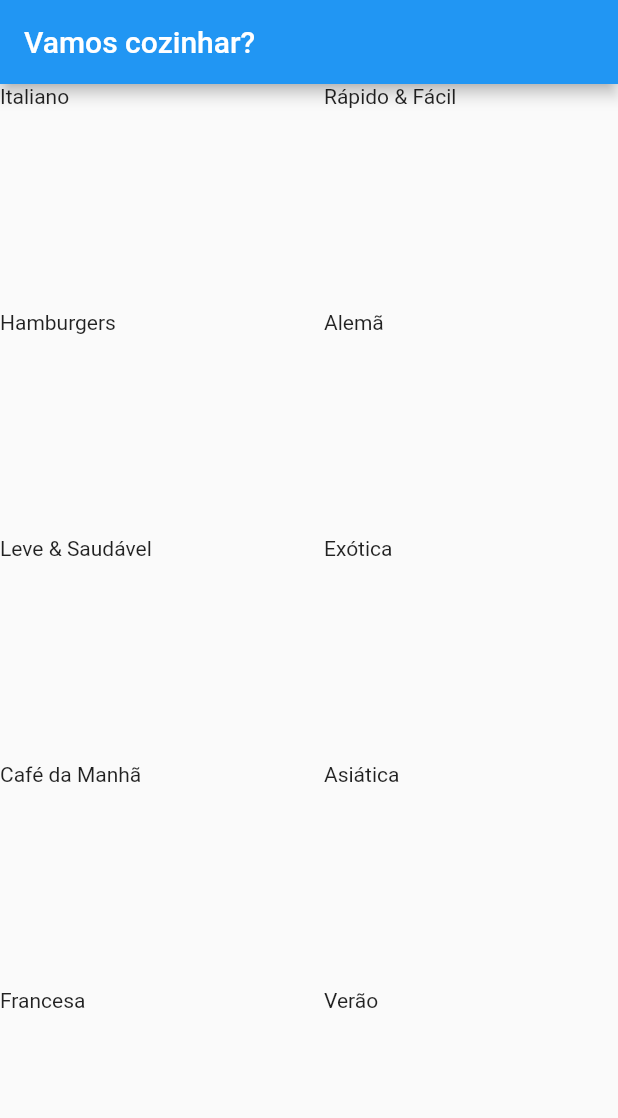
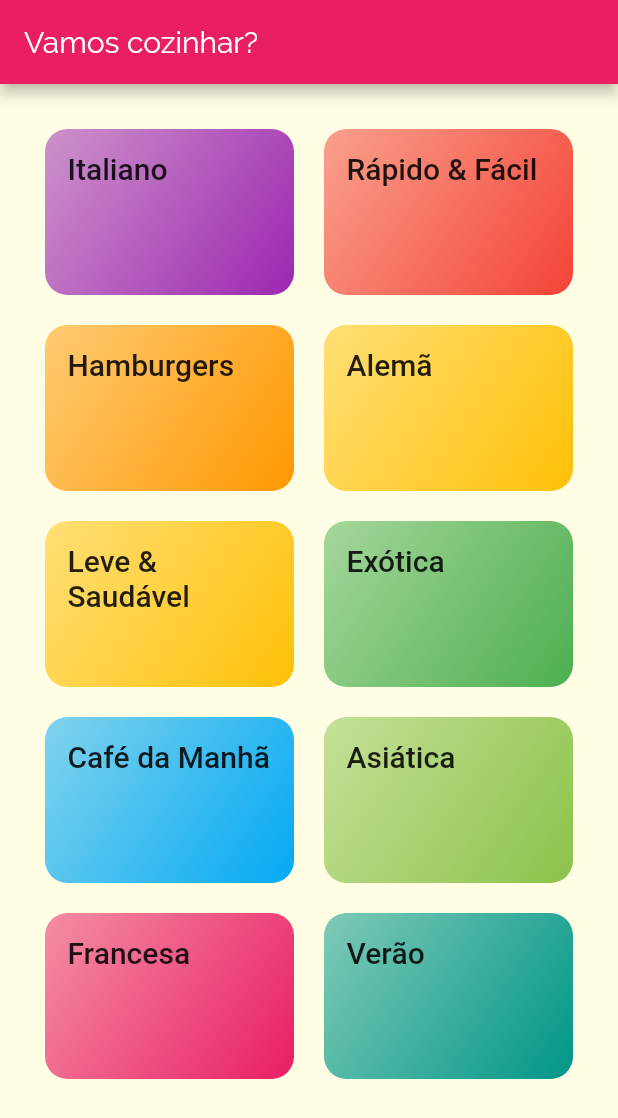
Before and after one commit to pcesarofc/recipeapp, a Flutter app: the screen it shows after launch, on a phone screen of 412 x 824 dp. Shown: the top 1118 px of the screen. Run offline on Flutter 3.47's test engine with Material 2 defaults, Android fonts, the phone set to English and light mode, and no system bars; Roboto replaces fonts that are missing (RobotoCondensed).

Commit message:
Novo commit

```diff
--- a/lib/components/category_item.dart
+++ b/lib/components/category_item.dart
@@ -2,14 +2,31 @@ import 'package:flutter/material.dart';
 import 'package:recipeapp/models/categories.dart';
 
 class CategoryItem extends StatelessWidget {
-
-final Category category;
-const CategoryItem(this.category);
+  final Category category;
+  const CategoryItem(this.category);
 
   @override
   Widget build(BuildContext context) {
-    return Container(
-      child: Text(category.title),
+    return InkWell(
+      onTap: () {},
+      borderRadius: BorderRadius.circular(15),
+      child: Container(
+        padding: const EdgeInsets.all(15),
+        child: Text(
+          category.title,
+          style: Theme.of(context).textTheme.headline6,
+        ),
+        decoration: BoxDecoration(
+          borderRadius: BorderRadius.circular(15),
+          gradient: LinearGradient(
+              begin: Alignment.topLeft,
+              end: Alignment.bottomRight,
+              colors: [
+                category.color.withOpacity(0.5),
+                category.color,
+              ]),
+        ),
+      ),
     );
   }
 }
--- a/lib/data/dummy_data.dart
+++ b/lib/data/dummy_data.dart
@@ -2,7 +2,7 @@ import 'package:flutter/material.dart';
 
 import '../models/categories.dart';
 
-const DUMMY_CATEGORIES = const [
+const DUMMY_CATEGORIES = [
   Category(
     id: 'c1',
     title: 'Italiano',
--- a/lib/main.dart
+++ b/lib/main.dart
@@ -13,7 +13,14 @@ class MyApp extends StatelessWidget {
     return MaterialApp(
       title: 'Flutter Demo',
       theme: ThemeData(
-        primarySwatch: Colors.blue,
+        primarySwatch: Colors.pink,
+        fontFamily: 'Raleway',
+        canvasColor: Color.fromRGBO(255, 254, 229, 1),
+        textTheme: ThemeData.light().textTheme.copyWith(
+                headline6: const TextStyle(
+              fontSize: 20,
+              fontFamily: 'RobotoCondensed',
+            )),
       ),
       home: CategoriesScreen(),
     );
--- a/lib/models/categories.dart
+++ b/lib/models/categories.dart
@@ -1,10 +1,9 @@
 import 'package:flutter/material.dart';
 
-class Category{
-
+class Category {
   final String id;
   final String title;
-  final Color  color;
+  final Color color;
 
   const Category({
     required this.title,
--- /dev/null
+++ b/lib/screens/categories_meals_screen.dart
@@ -0,0 +1,15 @@
+import 'package:flutter/material.dart';
+
+class CategoriesMealsScreen extends StatelessWidget {
+  @override
+  Widget build(BuildContext context) {
+    return Scaffold(
+      appBar: AppBar(
+        title: const Text('Receitas'),
+      ),
+      body: const Center(
+        child: Text('Receitas por categorias'),
+      ),
+    );
+  }
+}
--- a/lib/screens/categories_screens.dart
+++ b/lib/screens/categories_screens.dart
@@ -3,22 +3,25 @@ import '../components/category_item.dart';
 import '../data/dummy_data.dart';
 
 class CategoriesScreen extends StatelessWidget {
-  const CategoriesScreen({ Key? key }) : super(key: key);
+  const CategoriesScreen({Key? key}) : super(key: key);
 
   @override
   Widget build(BuildContext context) {
     return Scaffold(
-
-      appBar: AppBar(title: Text('Vamos cozinhar?'),),
+      appBar: AppBar(
+        title: const Text('Vamos cozinhar?'),
+      ),
       body: GridView(
-        gridDelegate: SliverGridDelegateWithMaxCrossAxisExtent(maxCrossAxisExtent: 200,
-        childAspectRatio: 3/2,
-        crossAxisSpacing: 20,
-        mainAxisSpacing: 20,
+        padding: const EdgeInsets.all(30),
+        gridDelegate: const SliverGridDelegateWithMaxCrossAxisExtent(
+          maxCrossAxisExtent: 200,
+          childAspectRatio: 3 / 2,
+          crossAxisSpacing: 20,
+          mainAxisSpacing: 20,
         ),
-        children: DUMMY_CATEGORIES.map((cat){
+        children: DUMMY_CATEGORIES.map((cat) {
           return CategoryItem(cat);
-          }).toList(),
+        }).toList(),
       ),
     );
   }
```
Also changed, not shown: pubspec.yaml (+19 -6 lines), assets/fonts/Raleway-Black.ttf (added), assets/fonts/Raleway-Bold.ttf (added), assets/fonts/Raleway-Regular.ttf (added), assets/fonts/RobotoCondensed-Bold.ttf (added), assets/fonts/RobotoCondensed-Italic.ttf (added), assets/fonts/RobotoCondensed-Light.ttf (added), assets/fonts/RobotoCondensed-Regular.ttf (added).
